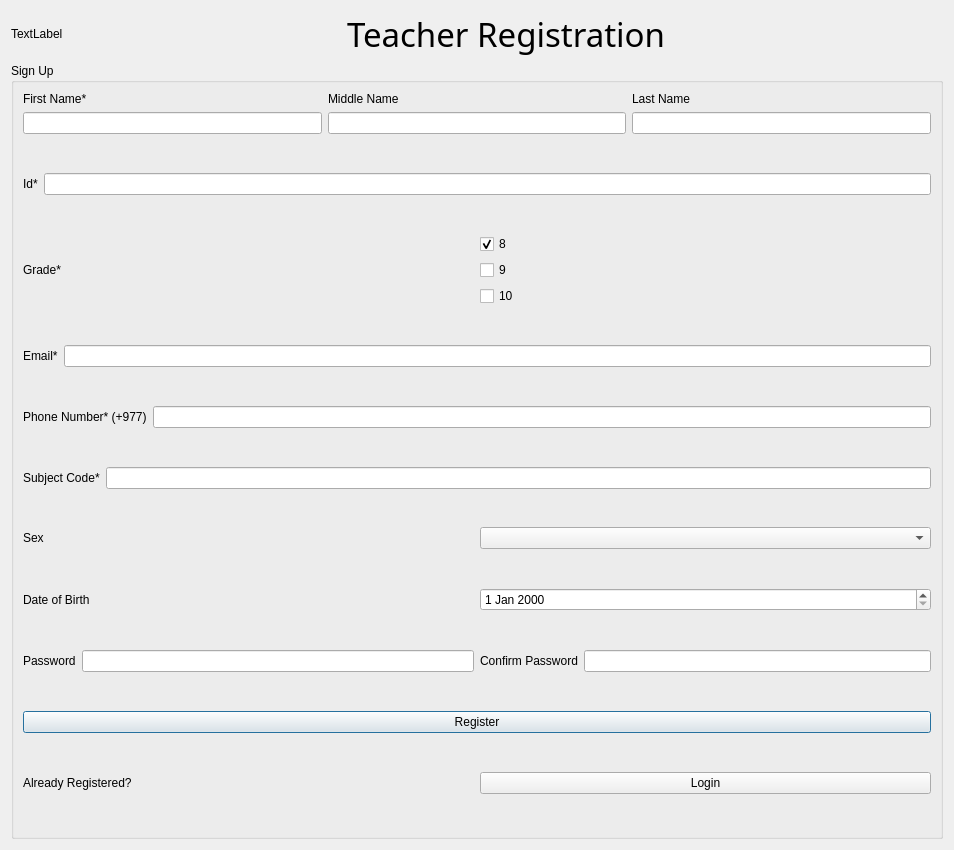
Old version of the form ExamSphereV1/teacherregistration.ui in the repository BiratBC/ExamSphereV1.
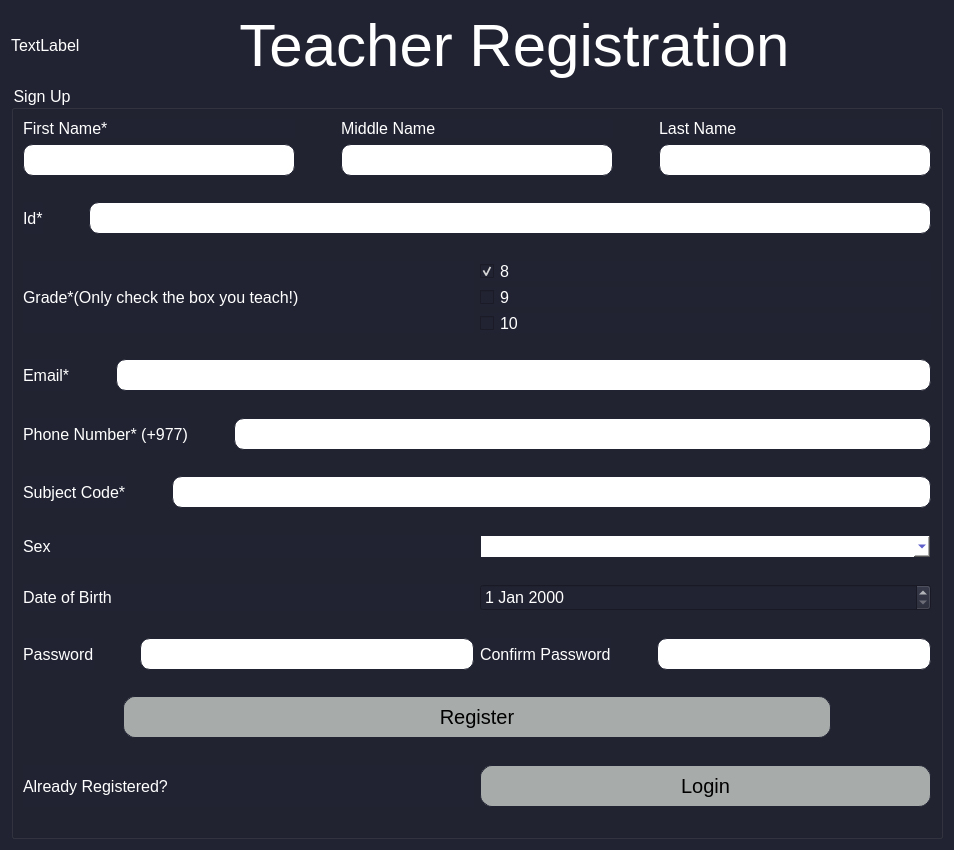
New version of the form.

Patch:
```diff
--- a/ExamSphereV1/teacherregistration.ui
+++ b/ExamSphereV1/teacherregistration.ui
@@ -13,6 +13,50 @@
   <property name="windowTitle">
    <string>Dialog</string>
   </property>
+  <property name="styleSheet">
+   <string notr="true">QComboBox
+{
+border: 1px solid;
+border-radius: 12px; 
+border-color: rgba(33,35,50,255);
+color:#0000ad;
+	background-color: rgb(255, 255, 255);
+}
+*{
+	background-color: rgba(33,35,50,255);
+font-family:Ubuntu;
+color:#fff;
+font-size:16px;
+
+}
+QLineEdit
+{
+height:30px;
+border: 1px solid;
+border-color: rgba(33,35,50,255);
+border-radius:10px;
+color:rgba(33,35,50,255);
+background-color: rgb(255, 255, 255);
+}
+QPushButton
+{
+background-color: #a7abaa;
+color: rgba(0,0,173,255);
+border-radius: 12px; 
+border: 1px solid;
+border-color: rgba(33,35,50,255);
+height:40px;
+width:100px;
+}
+QGroupBox
+{
+	width:500px;
+}
+QCheckBox
+{
+margin:0px;
+}</string>
+  </property>
   <layout class="QGridLayout" name="gridLayout_2">
    <item row="0" column="0">
     <layout class="QHBoxLayout" name="horizontalLayout_11">
@@ -33,10 +77,13 @@
        </property>
        <property name="font">
         <font>
-         <family>Ubuntu Medium</family>
-         <pointsize>25</pointsize>
+         <family>Ubuntu</family>
+         <pointsize>-1</pointsize>
         </font>
        </property>
+       <property name="styleSheet">
+        <string notr="true">font-size:60px;</string>
+       </property>
        <property name="text">
         <string>Teacher Registration</string>
        </property>
@@ -65,6 +112,9 @@
    </item>
    <item row="2" column="0">
     <widget class="QGroupBox" name="groupBox">
+     <property name="styleSheet">
+      <string notr="true"/>
+     </property>
      <property name="title">
       <string>Sign Up</string>
      </property>
@@ -77,41 +127,94 @@
            <layout class="QVBoxLayout" name="verticalLayout">
             <item>
              <widget class="QLabel" name="label_8">
+              <property name="styleSheet">
+               <string notr="true">margin:0px;</string>
+              </property>
               <property name="text">
                <string>First Name*</string>
               </property>
              </widget>
             </item>
             <item>
-             <widget class="QLineEdit" name="lineEdit_fn"/>
+             <widget class="QLineEdit" name="lineEdit_fn">
+              <property name="styleSheet">
+               <string notr="true">margin:0px;</string>
+              </property>
+             </widget>
             </item>
            </layout>
           </item>
+          <item>
+           <spacer name="horizontalSpacer_7">
+            <property name="orientation">
+             <enum>Qt::Horizontal</enum>
+            </property>
+            <property name="sizeType">
+             <enum>QSizePolicy::Preferred</enum>
+            </property>
+            <property name="sizeHint" stdset="0">
+             <size>
+              <width>40</width>
+              <height>20</height>
+             </size>
+            </property>
+           </spacer>
+          </item>
           <item>
            <layout class="QVBoxLayout" name="verticalLayout_2">
             <item>
              <widget class="QLabel" name="label_9">
+              <property name="styleSheet">
+               <string notr="true">margin:0px;</string>
+              </property>
               <property name="text">
                <string>Middle Name</string>
               </property>
              </widget>
             </item>
             <item>
-             <widget class="QLineEdit" name="lineEdit_mn"/>
+             <widget class="QLineEdit" name="lineEdit_mn">
+              <property name="styleSheet">
+               <string notr="true">margin:0px;</string>
+              </property>
+             </widget>
             </item>
            </layout>
           </item>
+          <item>
+           <spacer name="horizontalSpacer_8">
+            <property name="orientation">
+             <enum>Qt::Horizontal</enum>
+            </property>
+            <property name="sizeType">
+             <enum>QSizePolicy::Preferred</enum>
+            </property>
+            <property name="sizeHint" stdset="0">
+             <size>
+              <width>40</width>
+              <height>20</height>
+             </size>
+            </property>
+           </spacer>
+          </item>
           <item>
            <layout class="QVBoxLayout" name="verticalLayout_3">
             <item>
              <widget class="QLabel" name="label_10">
+              <property name="styleSheet">
+               <string notr="true">margin:0px;</string>
+              </property>
               <property name="text">
                <string>Last Name</string>
               </property>
              </widget>
             </item>
             <item>
-             <widget class="QLineEdit" name="lineEdit_ln"/>
+             <widget class="QLineEdit" name="lineEdit_ln">
+              <property name="styleSheet">
+               <string notr="true">margin:0px;</string>
+              </property>
+             </widget>
             </item>
            </layout>
           </item>
@@ -142,6 +245,22 @@
             </property>
            </widget>
           </item>
+          <item>
+           <spacer name="horizontalSpacer">
+            <property name="orientation">
+             <enum>Qt::Horizontal</enum>
+            </property>
+            <property name="sizeType">
+             <enum>QSizePolicy::Preferred</enum>
+            </property>
+            <property name="sizeHint" stdset="0">
+             <size>
+              <width>40</width>
+              <height>20</height>
+             </size>
+            </property>
+           </spacer>
+          </item>
           <item>
            <widget class="QLineEdit" name="lineEdit_id"/>
           </item>
@@ -168,7 +287,7 @@
           <item>
            <widget class="QLabel" name="label_11">
             <property name="text">
-             <string>Grade*</string>
+             <string>Grade*(Only check the box you teach!)</string>
             </property>
            </widget>
           </item>
@@ -242,6 +361,22 @@
             </property>
            </widget>
           </item>
+          <item>
+           <spacer name="horizontalSpacer_2">
+            <property name="orientation">
+             <enum>Qt::Horizontal</enum>
+            </property>
+            <property name="sizeType">
+             <enum>QSizePolicy::Preferred</enum>
+            </property>
+            <property name="sizeHint" stdset="0">
+             <size>
+              <width>40</width>
+              <height>20</height>
+             </size>
+            </property>
+           </spacer>
+          </item>
           <item>
            <widget class="QLineEdit" name="lineEdit_email"/>
           </item>
@@ -272,6 +407,22 @@
             </property>
            </widget>
           </item>
+          <item>
+           <spacer name="horizontalSpacer_3">
+            <property name="orientation">
+             <enum>Qt::Horizontal</enum>
+            </property>
+            <property name="sizeType">
+             <enum>QSizePolicy::Preferred</enum>
+            </property>
+            <property name="sizeHint" stdset="0">
+             <size>
+              <width>40</width>
+              <height>20</height>
+             </size>
+            </property>
+           </spacer>
+          </item>
           <item>
            <widget class="QLineEdit" name="lineEdit_phn"/>
           </item>
@@ -302,6 +453,22 @@
             </property>
            </widget>
           </item>
+          <item>
+           <spacer name="horizontalSpacer_4">
+            <property name="orientation">
+             <enum>Qt::Horizontal</enum>
+            </property>
+            <property name="sizeType">
+             <enum>QSizePolicy::Preferred</enum>
+            </property>
+            <property name="sizeHint" stdset="0">
+             <size>
+              <width>40</width>
+              <height>20</height>
+             </size>
+            </property>
+           </spacer>
+          </item>
           <item>
            <widget class="QLineEdit" name="lineEdit_sub"/>
           </item>
@@ -394,6 +561,22 @@
               </property>
              </widget>
             </item>
+            <item>
+             <spacer name="horizontalSpacer_5">
+              <property name="orientation">
+               <enum>Qt::Horizontal</enum>
+              </property>
+              <property name="sizeType">
+               <enum>QSizePolicy::Preferred</enum>
+              </property>
+              <property name="sizeHint" stdset="0">
+               <size>
+                <width>40</width>
+                <height>20</height>
+               </size>
+              </property>
+             </spacer>
+            </item>
             <item>
              <widget class="QLineEdit" name="lineEdit_psd"/>
             </item>
@@ -408,6 +591,22 @@
               </property>
              </widget>
             </item>
+            <item>
+             <spacer name="horizontalSpacer_6">
+              <property name="orientation">
+               <enum>Qt::Horizontal</enum>
+              </property>
+              <property name="sizeType">
+               <enum>QSizePolicy::Preferred</enum>
+              </property>
+              <property name="sizeHint" stdset="0">
+               <size>
+                <width>40</width>
+                <height>20</height>
+               </size>
+              </property>
+             </spacer>
+            </item>
             <item>
              <widget class="QLineEdit" name="lineEdit_cpsd"/>
             </item>
@@ -433,6 +632,11 @@
         </item>
         <item>
          <widget class="QPushButton" name="register_2">
+          <property name="styleSheet">
+           <string notr="true">margin:0px 100px 0px 100px;
+color: rgb(0, 0, 0);
+font-size:20px;</string>
+          </property>
           <property name="text">
            <string>Register</string>
           </property>
@@ -465,6 +669,10 @@
           </item>
           <item>
            <widget class="QPushButton" name="login">
+            <property name="styleSheet">
+             <string notr="true">color: rgb(0, 0, 0);
+font-size:20px;</string>
+            </property>
             <property name="text">
              <string>Login</string>
             </property>
```
Left out of the diff: 2 changed lines with no effect on the pictures.
